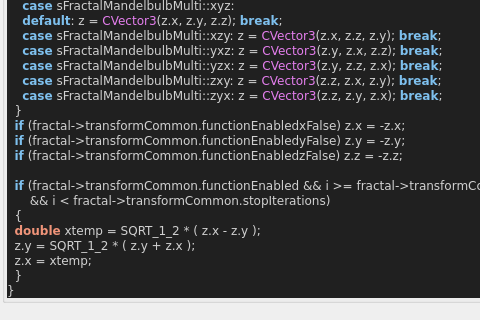
The window that mandelbulber2/qt_data/fractal_transf_zVector_axis_swap.ui (buddhi1980/mandelbulber2) describes before a commit, drawn with Qt 5; both pictures show x 0 to 480 and y 250 to 570 of the 701 by 570 pixel window.
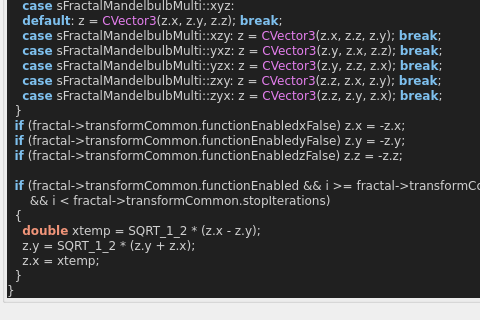
The same window after the commit. Custom widgets are drawn as their Qt base class.

Diff of the .ui file:
```diff
--- a/mandelbulber2/qt_data/fractal_transf_zVector_axis_swap.ui
+++ b/mandelbulber2/qt_data/fractal_transf_zVector_axis_swap.ui
@@ -282,9 +282,9 @@
   &lt;span style=&quot;color:#7ec0ee; font-weight:bold&quot;&gt;if&lt;/span&gt; &lt;span style=&quot;color:#d0d0d0&quot;&gt;(&lt;/span&gt;fractal&lt;span style=&quot;color:#d0d0d0&quot;&gt;-&amp;gt;&lt;/span&gt;transformCommon&lt;span style=&quot;color:#d0d0d0&quot;&gt;.&lt;/span&gt;functionEnabled &lt;span style=&quot;color:#d0d0d0&quot;&gt;&amp;amp;&amp;amp;&lt;/span&gt; i &lt;span style=&quot;color:#d0d0d0&quot;&gt;&amp;gt;=&lt;/span&gt; fractal&lt;span style=&quot;color:#d0d0d0&quot;&gt;-&amp;gt;&lt;/span&gt;transformCommon&lt;span style=&quot;color:#d0d0d0&quot;&gt;.&lt;/span&gt;startIterations
       &lt;span style=&quot;color:#d0d0d0&quot;&gt;&amp;amp;&amp;amp;&lt;/span&gt; i &lt;span style=&quot;color:#d0d0d0&quot;&gt;&amp;lt;&lt;/span&gt; fractal&lt;span style=&quot;color:#d0d0d0&quot;&gt;-&amp;gt;&lt;/span&gt;transformCommon&lt;span style=&quot;color:#d0d0d0&quot;&gt;.&lt;/span&gt;stopIterations&lt;span style=&quot;color:#d0d0d0&quot;&gt;)&lt;/span&gt;
   &lt;span style=&quot;color:#d0d0d0&quot;&gt;{&lt;/span&gt;
-  &lt;span style=&quot;color:#f09479; font-weight:bold&quot;&gt;double&lt;/span&gt; xtemp &lt;span style=&quot;color:#d0d0d0&quot;&gt;=&lt;/span&gt; SQRT_1_2 &lt;span style=&quot;color:#d0d0d0&quot;&gt;* (&lt;/span&gt; z&lt;span style=&quot;color:#d0d0d0&quot;&gt;.&lt;/span&gt;x &lt;span style=&quot;color:#d0d0d0&quot;&gt;-&lt;/span&gt; z&lt;span style=&quot;color:#d0d0d0&quot;&gt;.&lt;/span&gt;y &lt;span style=&quot;color:#d0d0d0&quot;&gt;);&lt;/span&gt;
-  z&lt;span style=&quot;color:#d0d0d0&quot;&gt;.&lt;/span&gt;y &lt;span style=&quot;color:#d0d0d0&quot;&gt;=&lt;/span&gt; SQRT_1_2 &lt;span style=&quot;color:#d0d0d0&quot;&gt;* (&lt;/span&gt; z&lt;span style=&quot;color:#d0d0d0&quot;&gt;.&lt;/span&gt;y &lt;span style=&quot;color:#d0d0d0&quot;&gt;+&lt;/span&gt; z&lt;span style=&quot;color:#d0d0d0&quot;&gt;.&lt;/span&gt;x &lt;span style=&quot;color:#d0d0d0&quot;&gt;);&lt;/span&gt;
-  z&lt;span style=&quot;color:#d0d0d0&quot;&gt;.&lt;/span&gt;x &lt;span style=&quot;color:#d0d0d0&quot;&gt;=&lt;/span&gt; xtemp&lt;span style=&quot;color:#d0d0d0&quot;&gt;;&lt;/span&gt;
+    &lt;span style=&quot;color:#f09479; font-weight:bold&quot;&gt;double&lt;/span&gt; xtemp &lt;span style=&quot;color:#d0d0d0&quot;&gt;=&lt;/span&gt; SQRT_1_2 &lt;span style=&quot;color:#d0d0d0&quot;&gt;* (&lt;/span&gt;z&lt;span style=&quot;color:#d0d0d0&quot;&gt;.&lt;/span&gt;x &lt;span style=&quot;color:#d0d0d0&quot;&gt;-&lt;/span&gt; z&lt;span style=&quot;color:#d0d0d0&quot;&gt;.&lt;/span&gt;y&lt;span style=&quot;color:#d0d0d0&quot;&gt;);&lt;/span&gt;
+    z&lt;span style=&quot;color:#d0d0d0&quot;&gt;.&lt;/span&gt;y &lt;span style=&quot;color:#d0d0d0&quot;&gt;=&lt;/span&gt; SQRT_1_2 &lt;span style=&quot;color:#d0d0d0&quot;&gt;* (&lt;/span&gt;z&lt;span style=&quot;color:#d0d0d0&quot;&gt;.&lt;/span&gt;y &lt;span style=&quot;color:#d0d0d0&quot;&gt;+&lt;/span&gt; z&lt;span style=&quot;color:#d0d0d0&quot;&gt;.&lt;/span&gt;x&lt;span style=&quot;color:#d0d0d0&quot;&gt;);&lt;/span&gt;
+    z&lt;span style=&quot;color:#d0d0d0&quot;&gt;.&lt;/span&gt;x &lt;span style=&quot;color:#d0d0d0&quot;&gt;=&lt;/span&gt; xtemp&lt;span style=&quot;color:#d0d0d0&quot;&gt;;&lt;/span&gt;
   &lt;span style=&quot;color:#d0d0d0&quot;&gt;}&lt;/span&gt;
 &lt;span style=&quot;color:#d0d0d0&quot;&gt;}&lt;/span&gt;
 &lt;/pre&gt;
```
